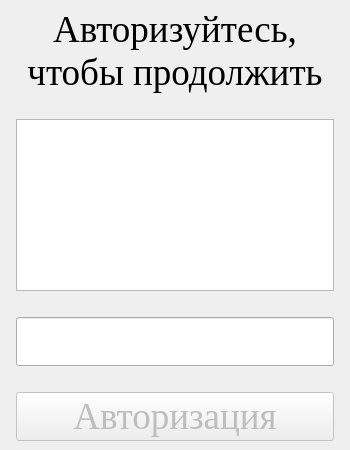
This is mainwindow.ui in NikitkaDeveloper/Access_control_and_managment_system as Qt 5 draws it before an edit. The edited form follows.
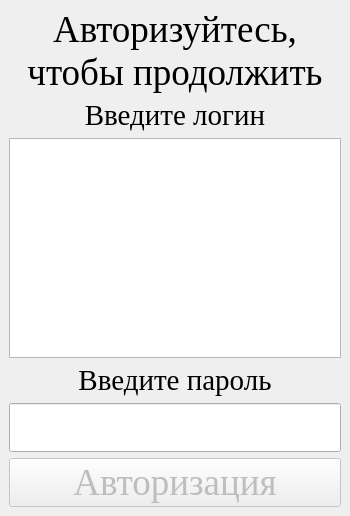
This is the edited form. Icons and pictures are not drawn.

The edit to the form file:
```diff
--- a/mainwindow.ui
+++ b/mainwindow.ui
@@ -7,13 +7,13 @@
     <x>0</x>
     <y>0</y>
     <width>350</width>
-    <height>450</height>
+    <height>516</height>
    </rect>
   </property>
   <property name="minimumSize">
    <size>
     <width>350</width>
-    <height>450</height>
+    <height>516</height>
    </size>
   </property>
   <property name="font">
@@ -34,7 +34,7 @@
   </property>
   <widget class="QWidget" name="centralwidget">
    <layout class="QGridLayout" name="gridLayout">
-    <item row="4" column="1">
+    <item row="4" column="0">
      <widget class="QLineEdit" name="linePass">
       <property name="font">
        <font>
@@ -56,84 +56,7 @@
       </property>
      </widget>
     </item>
-    <item row="1" column="1">
-     <spacer name="verticalSpacer">
-      <property name="orientation">
-       <enum>Qt::Vertical</enum>
-      </property>
-      <property name="sizeHint" stdset="0">
-       <size>
-        <width>20</width>
-        <height>40</height>
-       </size>
-      </property>
-     </spacer>
-    </item>
-    <item row="5" column="1">
-     <spacer name="verticalSpacer_3">
-      <property name="orientation">
-       <enum>Qt::Vertical</enum>
-      </property>
-      <property name="sizeHint" stdset="0">
-       <size>
-        <width>20</width>
-        <height>40</height>
-       </size>
-      </property>
-     </spacer>
-    </item>
     <item row="2" column="0">
-     <spacer name="horizontalSpacer">
-      <property name="orientation">
-       <enum>Qt::Horizontal</enum>
-      </property>
-      <property name="sizeHint" stdset="0">
-       <size>
-        <width>40</width>
-        <height>20</height>
-       </size>
-      </property>
-     </spacer>
-    </item>
-    <item row="6" column="1">
-     <widget class="QPushButton" name="buttonAuth">
-      <property name="enabled">
-       <bool>false</bool>
-      </property>
-      <property name="contextMenuPolicy">
-       <enum>Qt::NoContextMenu</enum>
-      </property>
-      <property name="text">
-       <string>Авторизация</string>
-      </property>
-     </widget>
-    </item>
-    <item row="0" column="1">
-     <widget class="QLabel" name="labelWelcome">
-      <property name="font">
-       <font>
-        <family>Times New Roman</family>
-        <pointsize>28</pointsize>
-       </font>
-      </property>
-      <property name="contextMenuPolicy">
-       <enum>Qt::NoContextMenu</enum>
-      </property>
-      <property name="text">
-       <string>Авторизуйтесь, чтобы продолжить</string>
-      </property>
-      <property name="textFormat">
-       <enum>Qt::AutoText</enum>
-      </property>
-      <property name="alignment">
-       <set>Qt::AlignCenter</set>
-      </property>
-      <property name="wordWrap">
-       <bool>true</bool>
-      </property>
-     </widget>
-    </item>
-    <item row="2" column="1">
      <widget class="QTextEdit" name="textLogin">
       <property name="font">
        <font>
@@ -168,31 +91,75 @@
       </property>
      </widget>
     </item>
-    <item row="3" column="1">
-     <spacer name="verticalSpacer_2">
-      <property name="orientation">
-       <enum>Qt::Vertical</enum>
+    <item row="5" column="0">
+     <widget class="QPushButton" name="buttonAuth">
+      <property name="enabled">
+       <bool>false</bool>
       </property>
-      <property name="sizeHint" stdset="0">
-       <size>
-        <width>20</width>
-        <height>40</height>
-       </size>
+      <property name="contextMenuPolicy">
+       <enum>Qt::NoContextMenu</enum>
       </property>
-     </spacer>
+      <property name="text">
+       <string>Авторизация</string>
+      </property>
+     </widget>
     </item>
-    <item row="2" column="2">
-     <spacer name="horizontalSpacer_2">
-      <property name="orientation">
-       <enum>Qt::Horizontal</enum>
+    <item row="0" column="0">
+     <widget class="QLabel" name="labelWelcome">
+      <property name="font">
+       <font>
+        <family>Times New Roman</family>
+        <pointsize>28</pointsize>
+       </font>
       </property>
-      <property name="sizeHint" stdset="0">
-       <size>
-        <width>40</width>
-        <height>20</height>
-       </size>
+      <property name="contextMenuPolicy">
+       <enum>Qt::NoContextMenu</enum>
       </property>
-     </spacer>
+      <property name="text">
+       <string>Авторизуйтесь, чтобы продолжить</string>
+      </property>
+      <property name="textFormat">
+       <enum>Qt::AutoText</enum>
+      </property>
+      <property name="alignment">
+       <set>Qt::AlignCenter</set>
+      </property>
+      <property name="wordWrap">
+       <bool>true</bool>
+      </property>
+     </widget>
+    </item>
+    <item row="1" column="0">
+     <widget class="QLabel" name="label">
+      <property name="font">
+       <font>
+        <family>Times New Roman</family>
+        <pointsize>22</pointsize>
+       </font>
+      </property>
+      <property name="text">
+       <string>Введите логин</string>
+      </property>
+      <property name="alignment">
+       <set>Qt::AlignCenter</set>
+      </property>
+     </widget>
+    </item>
+    <item row="3" column="0">
+     <widget class="QLabel" name="label_2">
+      <property name="font">
+       <font>
+        <family>Times New Roman</family>
+        <pointsize>22</pointsize>
+       </font>
+      </property>
+      <property name="text">
+       <string>Введите пароль</string>
+      </property>
+      <property name="alignment">
+       <set>Qt::AlignCenter</set>
+      </property>
+     </widget>
     </item>
    </layout>
   </widget>
```
